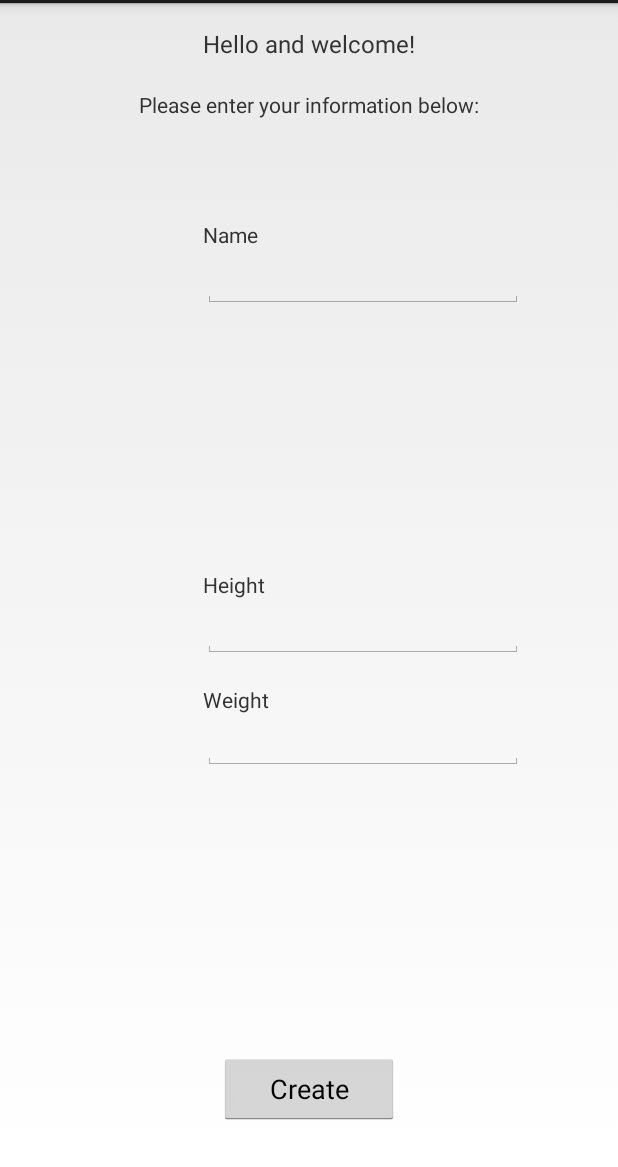
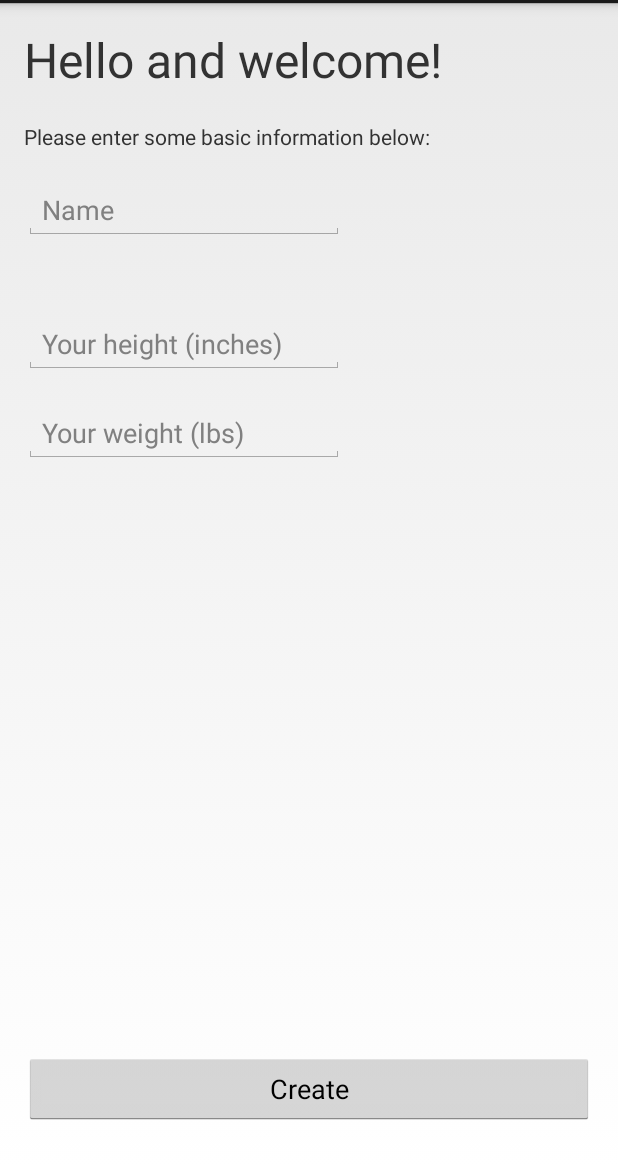
Before and after one commit to Beakar/SwoleMate, an Android app: the screen it shows after launch (FirstTimeActivity), on a phone screen of 412 x 824 dp, the part 69-1236 px from its top. Run offline under Robolectric (Android 15) with nearby library versions, the phone set to English and light mode, and no system bars.

Commit message:
Profile and first time activity layouts

```diff
--- a/app/src/main/res/layout/first_time_activity.xml
+++ b/app/src/main/res/layout/first_time_activity.xml
@@ -1,16 +1,17 @@
 <?xml version="1.0" encoding="utf-8"?>
-<RelativeLayout xmlns:android="http://schemas.android.com/apk/res/android"
+<LinearLayout xmlns:android="http://schemas.android.com/apk/res/android"
     xmlns:tools="http://schemas.android.com/tools"
     android:layout_width="match_parent"
-    android:layout_height="match_parent" >
+    android:layout_height="match_parent"
+    android:orientation="vertical"
+    android:layout_marginLeft="@dimen/activity_horizontal_margin"
+    android:layout_marginRight="@dimen/activity_horizontal_margin">
+
 
     <TextView
         android:id="@+id/welcomeText1"
         android:layout_width="wrap_content"
         android:layout_height="wrap_content"
-        android:layout_alignParentTop="true"
-        android:layout_centerHorizontal="true"
-        android:layout_marginLeft="@dimen/activity_horizontal_margin"
         android:layout_marginRight="@dimen/activity_horizontal_margin"
         android:layout_marginTop="@dimen/activity_vertical_margin"
         android:text="@string/welcome"
@@ -20,31 +21,17 @@
         android:id="@+id/welcomeText2"
         android:layout_width="wrap_content"
         android:layout_height="wrap_content"
-        android:layout_below="@+id/welcomeText1"
-        android:layout_centerHorizontal="true"
-        android:layout_marginLeft="@dimen/activity_horizontal_margin"
-        android:layout_marginRight="@dimen/activity_horizontal_margin"
         android:layout_marginTop="20dp"
         android:text="@string/enter_info_request" />
-
-    <TextView
-        android:id="@+id/nameLabel"
-        android:layout_width="wrap_content"
-        android:layout_height="wrap_content"
-        android:layout_alignLeft="@+id/welcomeText1"
-        android:layout_below="@+id/welcomeText2"
-        android:layout_marginTop="67dp"
-        android:text="Name"
-        tools:ignore="HardcodedText" />
 
     <EditText
         android:id="@+id/nameEntry"
         android:layout_width="wrap_content"
         android:layout_height="wrap_content"
-        android:layout_alignLeft="@+id/nameLabel"
-        android:layout_below="@+id/nameLabel"
+        android:layout_marginTop="20dp"
         android:ems="10"
-        android:inputType="text">
+        android:inputType="text"
+        android:hint="Name">
 
         <requestFocus />
     </EditText>
@@ -53,10 +40,10 @@
         android:id="@+id/heightEntry"
         android:layout_width="wrap_content"
         android:layout_height="wrap_content"
-        android:layout_alignLeft="@+id/heightLabel"
-        android:layout_below="@+id/heightLabel"
+        android:layout_marginTop="50dp"
         android:ems="10"
-        android:inputType="phone" />
+        android:inputType="phone"
+        android:hint="Your height (inches)"/>
 
     <EditText
         android:id="@+id/weightEntry"
@@ -64,34 +51,23 @@
         android:layout_height="wrap_content"
         android:layout_alignLeft="@+id/weightLabel"
         android:layout_alignTop="@+id/weightLabel"
-        android:layout_marginTop="17dp"
+        android:layout_marginTop="20dp"
         android:ems="10"
-        android:inputType="number" />
+        android:inputType="number"
+        android:hint="Your weight (lbs)"/>
 
-    <TextView
-        android:id="@+id/heightLabel"
+
+    <RelativeLayout
         android:layout_width="wrap_content"
-        android:layout_height="wrap_content"
-        android:layout_alignLeft="@+id/nameEntry"
-        android:layout_centerVertical="true"
-        android:text="Height" />
+        android:layout_height="match_parent">
+        <Button
+            android:id="@+id/createButton"
+            android:layout_width="match_parent"
+            android:layout_height="wrap_content"
+            android:layout_marginBottom="28dp"
+            android:layout_alignParentBottom="true"
+            android:text="Create"/>
+        </RelativeLayout>
 
-    <TextView
-        android:id="@+id/weightLabel"
-        android:layout_width="wrap_content"
-        android:layout_height="wrap_content"
-        android:layout_alignLeft="@+id/heightEntry"
-        android:layout_below="@+id/heightEntry"
-        android:layout_marginTop="18dp"
-        android:text="Weight" />
 
-    <Button
-        android:id="@+id/createButton"
-        android:layout_width="120dp"
-        android:layout_height="wrap_content"
-        android:layout_alignParentBottom="true"
-        android:layout_centerHorizontal="true"
-        android:layout_marginBottom="28dp"
-        android:text="Create" />
-
-</RelativeLayout>
+</LinearLayout>
--- a/app/src/main/res/values/dimens.xml
+++ b/app/src/main/res/values/dimens.xml
@@ -2,6 +2,6 @@
     <!-- Default screen margins, per the Android Design guidelines. -->
     <dimen name="activity_horizontal_margin">16dp</dimen>
     <dimen name="activity_vertical_margin">16dp</dimen>
-    <dimen name="title_text_size">16dp</dimen>
+    <dimen name="title_text_size">32dp</dimen>
     <dimen name="list_border_width">16dp</dimen>
 </resources>
--- a/app/src/main/res/values/strings.xml
+++ b/app/src/main/res/values/strings.xml
@@ -6,7 +6,7 @@
     <string name="app_name">SwoleMate</string>
     <string name="cardio">Cardio</string>
     <string name="create_new_workout">Create new workout</string>
-    <string name="enter_info_request">Please enter your information below:</string>
+    <string name="enter_info_request">Please enter some basic information below:</string>
     <string name="finish">Finish</string>
     <string name="hello_user"></string>
     <string name="workout_name">Workout Name</string>
```
Also changed, not shown: app/src/main/res/layout/aerobic_workout_activity.xml (deleted, +0 -53 lines), app/src/main/res/layout/history_tracking_activity.xml (+6 -8 lines), app/src/main/res/layout/profile_activity.xml (+35 -36 lines).
